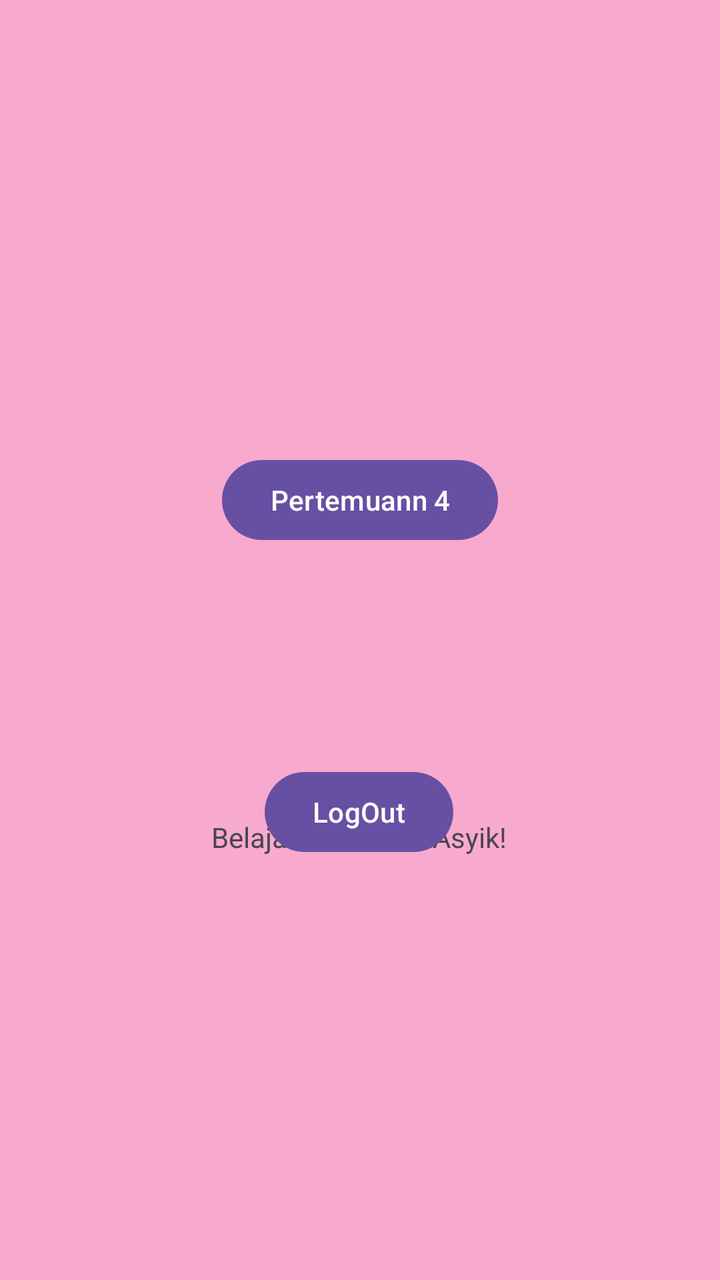
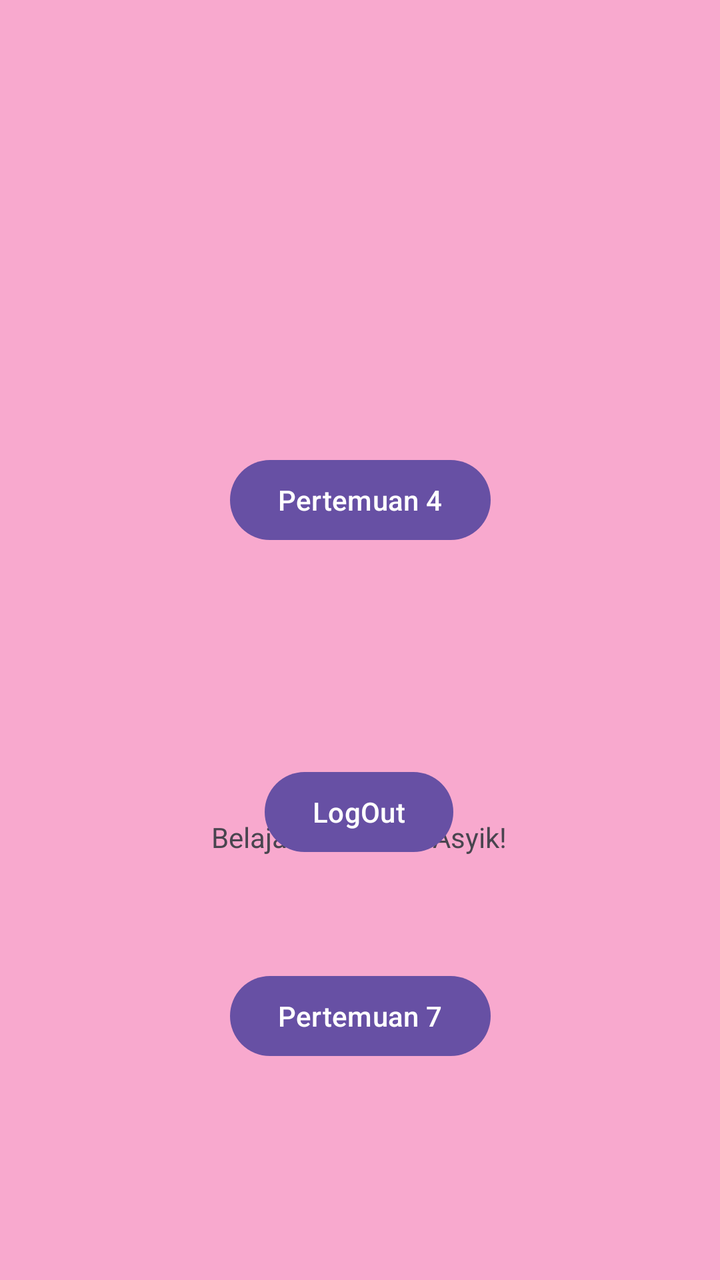

Before-and-after screenshots of an Android layout around one commit, followed by the original layout XML and the change that was made.
<!-- AndroidManifest.xml: application theme Theme.MersyaApps -->
<!-- res/layout/activity_main.xml -->
<?xml version="1.0" encoding="utf-8"?>
<androidx.constraintlayout.widget.ConstraintLayout xmlns:android="http://schemas.android.com/apk/res/android"
    xmlns:app="http://schemas.android.com/apk/res-auto"
    xmlns:tools="http://schemas.android.com/tools"
    android:id="@+id/main"
    android:layout_width="match_parent"
    android:layout_height="match_parent"
    android:background="@color/button"
    tools:context=".MainActivity">

    <TextView
        android:id="@+id/textView6"
        android:layout_width="wrap_content"
        android:layout_height="wrap_content"
        android:layout_marginBottom="212dp"
        android:text="Belajar Mobile itu Asyik!"
        app:layout_constraintBottom_toBottomOf="parent"
        app:layout_constraintEnd_toEndOf="parent"
        app:layout_constraintHorizontal_bias="0.498"
        app:layout_constraintStart_toStartOf="parent" />

    <Button
        android:id="@+id/button2"
        android:layout_width="wrap_content"
        android:layout_height="wrap_content"
        android:layout_marginTop="184dp"
        android:text="Pertemuann 4"
        app:layout_constraintBottom_toTopOf="@+id/textView6"
        app:layout_constraintEnd_toEndOf="parent"
        app:layout_constraintStart_toStartOf="parent"
        app:layout_constraintTop_toTopOf="parent"
        app:layout_constraintVertical_bias="0.238" />

    <Button
        android:id="@+id/btnLogout"
        android:layout_width="wrap_content"
        android:layout_height="wrap_content"
        android:layout_marginTop="108dp"
        android:text="LogOut"
        app:layout_constraintBottom_toTopOf="@+id/textView6"
        app:layout_constraintEnd_toEndOf="parent"
        app:layout_constraintHorizontal_bias="0.498"
        app:layout_constraintStart_toStartOf="parent"
        app:layout_constraintTop_toBottomOf="@+id/button2"
        app:layout_constraintVertical_bias="0.0" />

</androidx.constraintlayout.widget.ConstraintLayout>
<!-- resources referenced by this layout -->
<resources>
  <color name="button">#9AF678AF</color>
  <style name="Theme.MersyaApps" parent="Base.Theme.MersyaApps" />
  <style name="Base.Theme.MersyaApps" parent="Theme.Material3.DayNight.NoActionBar">
          
          
      </style>
</resources>

<!-- the commit's change to res/layout/activity_main.xml (unified diff, before → after) -->
@@ -24,7 +24,7 @@
         android:layout_width="wrap_content"
         android:layout_height="wrap_content"
         android:layout_marginTop="184dp"
-        android:text="Pertemuann 4"
+        android:text="Pertemuan 4"
         app:layout_constraintBottom_toTopOf="@+id/textView6"
         app:layout_constraintEnd_toEndOf="parent"
         app:layout_constraintStart_toStartOf="parent"
@@ -44,4 +44,14 @@
         app:layout_constraintTop_toBottomOf="@+id/button2"
         app:layout_constraintVertical_bias="0.0" />
 
+    <Button
+        android:id="@+id/button3"
+        android:layout_width="wrap_content"
+        android:layout_height="wrap_content"
+        android:layout_marginTop="56dp"
+        android:text="Pertemuan 7"
+        app:layout_constraintEnd_toEndOf="parent"
+        app:layout_constraintStart_toStartOf="parent"
+        app:layout_constraintTop_toBottomOf="@+id/textView6" />
+
 </androidx.constraintlayout.widget.ConstraintLayout>
